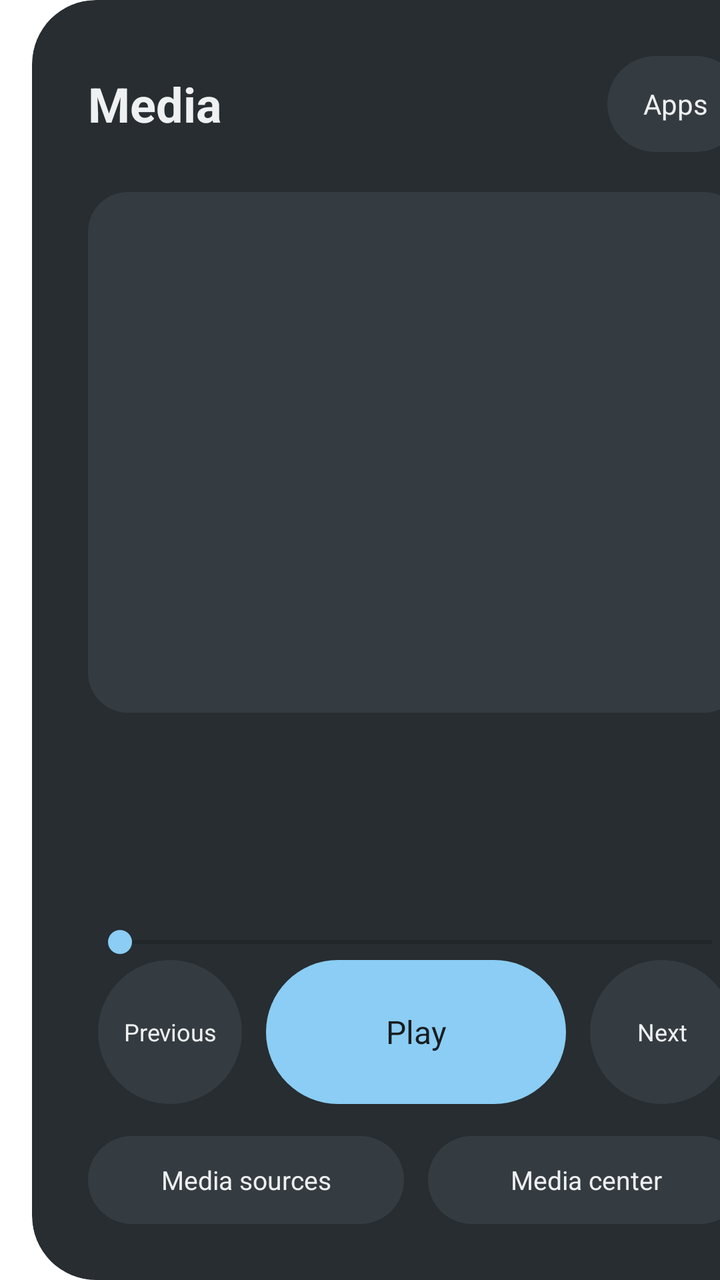
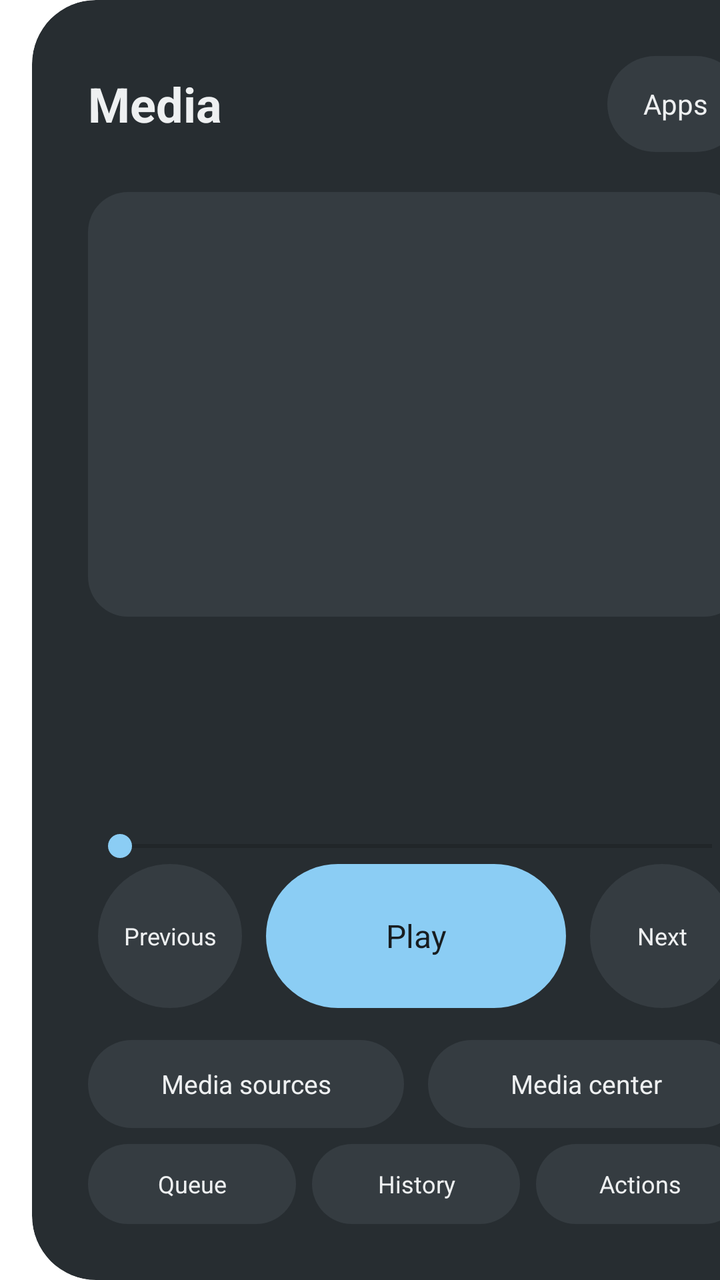

Compare the two renders of this Android layout. The source of the first and the diff that turns it into the second are given below.
<!-- AndroidManifest.xml: fallback theme Theme.MaterialComponents.DayNight.NoActionBar -->
<!-- res/layout/fragment_launcher.xml -->
<?xml version="1.0" encoding="utf-8"?>
<androidx.constraintlayout.widget.ConstraintLayout xmlns:android="http://schemas.android.com/apk/res/android"
    xmlns:app="http://schemas.android.com/apk/res-auto"
    android:layout_width="match_parent"
    android:layout_height="match_parent"
    android:layoutDirection="ltr">

    <androidx.constraintlayout.widget.Guideline
        android:id="@+id/media_split"
        android:layout_width="wrap_content"
        android:layout_height="wrap_content"
        android:orientation="vertical"
        app:layout_constraintGuide_begin="@dimen/home_media_panel_width" />

    <com.google.android.material.card.MaterialCardView
        android:id="@+id/media_card"
        android:layout_width="0dp"
        android:layout_height="0dp"
        android:layout_marginStart="16dp"
        app:cardBackgroundColor="@color/launcher_card"
        app:cardCornerRadius="32dp"
        app:cardElevation="0dp"
        app:layout_constraintBottom_toBottomOf="parent"
        app:layout_constraintEnd_toStartOf="@id/media_split"
        app:layout_constraintStart_toStartOf="parent"
        app:layout_constraintTop_toTopOf="parent">

        <LinearLayout
            android:layout_width="match_parent"
            android:layout_height="match_parent"
            android:orientation="vertical"
            android:padding="28dp">

            <LinearLayout
                android:layout_width="match_parent"
                android:layout_height="wrap_content"
                android:gravity="center_vertical"
                android:orientation="horizontal">

                <TextView
                    android:id="@+id/media_section_title"
                    android:layout_width="0dp"
                    android:layout_height="wrap_content"
                    android:layout_weight="1"
                    android:text="@string/media_title"
                    android:textColor="@color/launcher_text_primary"
                    android:textSize="24sp"
                    android:textStyle="bold" />

                <TextView
                    android:id="@+id/open_apps"
                    android:layout_width="wrap_content"
                    android:layout_height="48dp"
                    android:background="@drawable/launcher_button"
                    android:clickable="true"
                    android:focusable="true"
                    android:gravity="center"
                    android:paddingHorizontal="18dp"
                    android:text="@string/open_apps"
                    android:textColor="@color/launcher_text_primary"
                    android:textSize="14sp" />
            </LinearLayout>

            <LinearLayout
                android:id="@+id/assistive_card"
                android:layout_width="match_parent"
                android:layout_height="wrap_content"
                android:layout_marginTop="12dp"
                android:background="@drawable/launcher_button"
                android:clickable="true"
                android:focusable="true"
                android:orientation="vertical"
                android:padding="12dp"
                android:visibility="gone">

                <TextView
                    android:id="@+id/assistive_title"
                    android:layout_width="match_parent"
                    android:layout_height="wrap_content"
                    android:ellipsize="end"
                    android:maxLines="1"
                    android:textColor="@color/launcher_text_primary"
                    android:textStyle="bold" />

                <TextView
                    android:id="@+id/assistive_body"
                    android:layout_width="match_parent"
                    android:layout_height="wrap_content"
                    android:ellipsize="end"
                    android:maxLines="1"
                    android:textColor="@color/launcher_text_primary" />

                <TextView
                    android:id="@+id/assistive_footer"
                    android:layout_width="match_parent"
                    android:layout_height="wrap_content"
                    android:ellipsize="end"
                    android:maxLines="1"
                    android:textColor="@color/launcher_text_secondary" />
            </LinearLayout>

            <ImageView
                android:id="@+id/media_art"
                android:layout_width="match_parent"
                android:layout_height="0dp"
                android:layout_marginTop="20dp"
                android:layout_weight="1"
                android:adjustViewBounds="true"
                android:background="@drawable/launcher_art_background"
                android:contentDescription="@string/media_art_content_description"
                android:scaleType="centerCrop" />

            <TextView
                android:id="@+id/media_source"
                android:layout_width="match_parent"
                android:layout_height="wrap_content"
                android:layout_marginTop="18dp"
                android:ellipsize="end"
                android:maxLines="1"
                android:textColor="@color/launcher_text_secondary"
                android:textSize="15sp" />

            <TextView
                android:id="@+id/media_title"
                android:layout_width="match_parent"
                android:layout_height="wrap_content"
                android:ellipsize="end"
                android:maxLines="2"
                android:textColor="@color/launcher_text_primary"
                android:textSize="25sp"
                android:textStyle="bold" />

            <TextView
                android:id="@+id/media_artist"
                android:layout_width="match_parent"
                android:layout_height="wrap_content"
                android:ellipsize="end"
                android:maxLines="1"
                android:textColor="@color/launcher_text_secondary"
                android:textSize="16sp" />

            <SeekBar
                android:id="@+id/media_progress"
                android:layout_width="match_parent"
                android:layout_height="wrap_content"
                android:layout_marginTop="12dp"
                android:progressTint="@color/launcher_accent"
                android:thumbTint="@color/launcher_accent" />

            <LinearLayout
                android:layout_width="match_parent"
                android:layout_height="wrap_content"
                android:gravity="center"
                android:orientation="horizontal">

                <TextView
                    android:id="@+id/media_previous"
                    style="@style/LauncherMediaButton"
                    android:text="@string/media_previous" />

                <TextView
                    android:id="@+id/media_play_pause"
                    style="@style/LauncherMediaPlayButton"
                    android:layout_marginHorizontal="12dp"
                    android:text="@string/media_play" />

                <TextView
                    android:id="@+id/media_next"
                    style="@style/LauncherMediaButton"
                    android:text="@string/media_next" />
            </LinearLayout>

            <LinearLayout
                android:layout_width="match_parent"
                android:layout_height="wrap_content"
                android:layout_marginTop="16dp"
                android:gravity="center"
                android:orientation="horizontal">

                <TextView
                    android:id="@+id/media_source_button"
                    android:layout_width="0dp"
                    android:layout_height="44dp"
                    android:layout_weight="1"
                    android:background="@drawable/launcher_button"
                    android:clickable="true"
                    android:focusable="true"
                    android:gravity="center"
                    android:text="@string/media_source_button"
                    android:textColor="@color/launcher_text_primary"
                    android:textSize="13sp" />

                <TextView
                    android:id="@+id/media_center"
                    android:layout_width="0dp"
                    android:layout_height="44dp"
                    android:layout_marginStart="12dp"
                    android:layout_weight="1"
                    android:background="@drawable/launcher_button"
                    android:clickable="true"
                    android:focusable="true"
                    android:gravity="center"
                    android:text="@string/open_media_center"
                    android:textColor="@color/launcher_text_primary"
                    android:textSize="13sp" />
            </LinearLayout>
        </LinearLayout>
    </com.google.android.material.card.MaterialCardView>

    <com.google.android.material.card.MaterialCardView
        android:id="@+id/task_card"
        android:layout_width="0dp"
        android:layout_height="0dp"
        android:layout_marginStart="16dp"
        android:layout_marginEnd="16dp"
        app:cardBackgroundColor="@color/launcher_task_surface"
        app:cardCornerRadius="32dp"
        app:cardElevation="0dp"
        app:layout_constraintBottom_toBottomOf="parent"
        app:layout_constraintEnd_toEndOf="parent"
        app:layout_constraintStart_toEndOf="@id/media_split"
        app:layout_constraintTop_toTopOf="parent">

        <FrameLayout
            android:layout_width="match_parent"
            android:layout_height="match_parent">

            <FrameLayout
                android:id="@+id/task_view_container"
                android:layout_width="match_parent"
                android:layout_height="match_parent" />

            <LinearLayout
                android:id="@+id/task_loading"
                android:layout_width="match_parent"
                android:layout_height="match_parent"
                android:background="@color/launcher_task_overlay"
                android:gravity="center"
                android:orientation="vertical"
                android:visibility="gone">

                <ProgressBar
                    android:layout_width="wrap_content"
                    android:layout_height="wrap_content" />

                <TextView
                    android:layout_width="wrap_content"
                    android:layout_height="wrap_content"
                    android:layout_marginTop="16dp"
                    android:text="@string/task_loading"
                    android:textColor="@color/launcher_text_primary"
                    android:textSize="18sp" />
            </LinearLayout>

            <LinearLayout
                android:id="@+id/task_error"
                android:layout_width="match_parent"
                android:layout_height="match_parent"
                android:background="@color/launcher_task_overlay"
                android:gravity="center"
                android:orientation="vertical"
                android:padding="48dp"
                android:visibility="gone">

                <TextView
                    android:id="@+id/task_error_title"
                    android:layout_width="wrap_content"
                    android:layout_height="wrap_content"
                    android:textColor="@color/launcher_text_primary"
                    android:textSize="26sp"
                    android:textStyle="bold" />

                <TextView
                    android:id="@+id/task_error_message"
                    android:layout_width="wrap_content"
                    android:layout_height="wrap_content"
                    android:layout_marginTop="12dp"
                    android:gravity="center"
                    android:textColor="@color/launcher_text_secondary"
                    android:textSize="16sp" />

                <LinearLayout
                    android:layout_width="wrap_content"
                    android:layout_height="wrap_content"
                    android:layout_marginTop="24dp"
                    android:orientation="horizontal">

                    <TextView
                        android:id="@+id/task_error_apps"
                        style="@style/LauncherActionButton"
                        android:text="@string/open_apps" />

                    <TextView
                        android:id="@+id/task_error_retry"
                        style="@style/LauncherActionButton"
                        android:layout_marginStart="12dp"
                        android:text="@string/retry_navigation" />
                </LinearLayout>
            </LinearLayout>
        </FrameLayout>
    </com.google.android.material.card.MaterialCardView>
</androidx.constraintlayout.widget.ConstraintLayout>
<!-- resources referenced by this layout -->
<resources>
  <color name="launcher_accent">#8BCDF4</color>
  <color name="launcher_card">#272D31</color>
  <color name="launcher_task_overlay">#CC181D20</color>
  <color name="launcher_task_surface">#42B46F</color>
  <color name="launcher_text_primary">#EEF0F1</color>
  <color name="launcher_text_secondary">#BEC4C8</color>
  <dimen name="home_media_panel_width">400dp</dimen>
  <!-- drawable launcher_art_background (drawable) -->
  <?xml version="1.0" encoding="utf-8"?>
  <shape xmlns:android="http://schemas.android.com/apk/res/android">
      <solid android:color="@color/launcher_card_high" />
      <corners android:radius="20dp" />
  </shape>
  <string name="media_art_content_description">Album artwork</string>
  <string name="media_next">Next</string>
  <string name="media_play">Play</string>
  <string name="media_previous">Previous</string>
  <string name="media_source_button">Media sources</string>
  <string name="media_title">Media</string>
  <string name="open_apps">Apps</string>
  <string name="open_media_center">Media center</string>
  <string name="retry_navigation">Retry navigation</string>
  <string name="task_loading">Loading embedded task…</string>
  <style name="LauncherActionButton">
          <item name="android:layout_width">wrap_content</item>
          <item name="android:layout_height">48dp</item>
          <item name="android:background">@drawable/launcher_button</item>
          <item name="android:clickable">true</item>
          <item name="android:focusable">true</item>
          <item name="android:gravity">center</item>
          <item name="android:paddingHorizontal">20dp</item>
          <item name="android:textColor">@color/launcher_text_primary</item>
          <item name="android:textSize">14sp</item>
      </style>
  <style name="LauncherMediaButton">
          <item name="android:layout_width">72dp</item>
          <item name="android:layout_height">72dp</item>
          <item name="android:background">@drawable/launcher_circle_button</item>
          <item name="android:clickable">true</item>
          <item name="android:focusable">true</item>
          <item name="android:gravity">center</item>
          <item name="android:padding">8dp</item>
          <item name="android:textColor">@color/launcher_text_primary</item>
          <item name="android:textSize">12sp</item>
      </style>
  <style name="LauncherMediaPlayButton" parent="LauncherMediaButton">
          <item name="android:layout_width">150dp</item>
          <item name="android:background">@drawable/launcher_play_button</item>
          <item name="android:textColor">@color/launcher_surface</item>
          <item name="android:textSize">16sp</item>
      </style>
  <color name="launcher_card_high">#353C41</color>
  <color name="launcher_button_disabled">#566067</color>
  <!-- drawable launcher_circle_button (drawable) -->
  <?xml version="1.0" encoding="utf-8"?>
  <selector xmlns:android="http://schemas.android.com/apk/res/android">
      <item android:state_enabled="false">
          <shape android:shape="oval"><solid android:color="@color/launcher_button_disabled" /></shape>
      </item>
      <item android:state_pressed="true">
          <shape android:shape="oval"><solid android:color="@color/launcher_accent" /></shape>
      </item>
      <item>
          <shape android:shape="oval"><solid android:color="@color/launcher_card_high" /></shape>
      </item>
  </selector>
  <color name="launcher_surface">#181D20</color>
  <!-- unchanged entries left out for length: 2 -->
</resources>

<!-- the commit's change to res/layout/fragment_launcher.xml (unified diff, before → after) -->
@@ -203,6 +203,55 @@
                     android:text="@string/open_media_center"
                     android:textColor="@color/launcher_text_primary"
                     android:textSize="13sp" />
+            </LinearLayout>
+
+            <LinearLayout
+                android:layout_width="match_parent"
+                android:layout_height="wrap_content"
+                android:layout_marginTop="8dp"
+                android:gravity="center"
+                android:orientation="horizontal">
+
+                <TextView
+                    android:id="@+id/media_queue_button"
+                    android:layout_width="0dp"
+                    android:layout_height="40dp"
+                    android:layout_weight="1"
+                    android:background="@drawable/launcher_button"
+                    android:clickable="true"
+                    android:focusable="true"
+                    android:gravity="center"
+                    android:text="@string/media_queue"
+                    android:textColor="@color/launcher_text_primary"
+                    android:textSize="12sp" />
+
+                <TextView
+                    android:id="@+id/media_history_button"
+                    android:layout_width="0dp"
+                    android:layout_height="40dp"
+                    android:layout_marginStart="8dp"
+                    android:layout_weight="1"
+                    android:background="@drawable/launcher_button"
+                    android:clickable="true"
+                    android:focusable="true"
+                    android:gravity="center"
+                    android:text="@string/media_history"
+                    android:textColor="@color/launcher_text_primary"
+                    android:textSize="12sp" />
+
+                <TextView
+                    android:id="@+id/media_actions_button"
+                    android:layout_width="0dp"
+                    android:layout_height="40dp"
+                    android:layout_marginStart="8dp"
+                    android:layout_weight="1"
+                    android:background="@drawable/launcher_button"
+                    android:clickable="true"
+                    android:focusable="true"
+                    android:gravity="center"
+                    android:text="@string/media_actions"
+                    android:textColor="@color/launcher_text_primary"
+                    android:textSize="12sp" />
             </LinearLayout>
         </LinearLayout>
     </com.google.android.material.card.MaterialCardView>
<!-- resource entries referenced after the edit -->
@@ -13,10 +13,13 @@
       <solid android:color="@color/launcher_card_high" />
       <corners android:radius="20dp" />
   </shape>
+  <string name="media_actions">Actions</string>
   <string name="media_art_content_description">Album artwork</string>
+  <string name="media_history">History</string>
   <string name="media_next">Next</string>
   <string name="media_play">Play</string>
   <string name="media_previous">Previous</string>
+  <string name="media_queue">Queue</string>
   <string name="media_source_button">Media sources</string>
   <string name="media_title">Media</string>
   <string name="open_apps">Apps</string>
